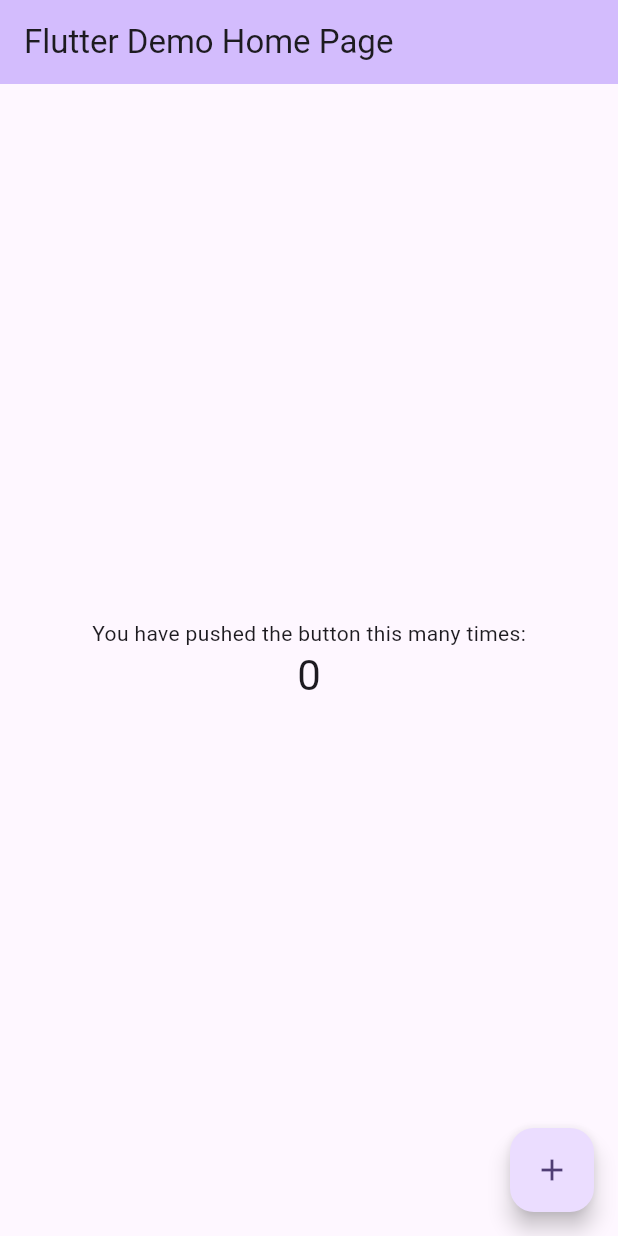
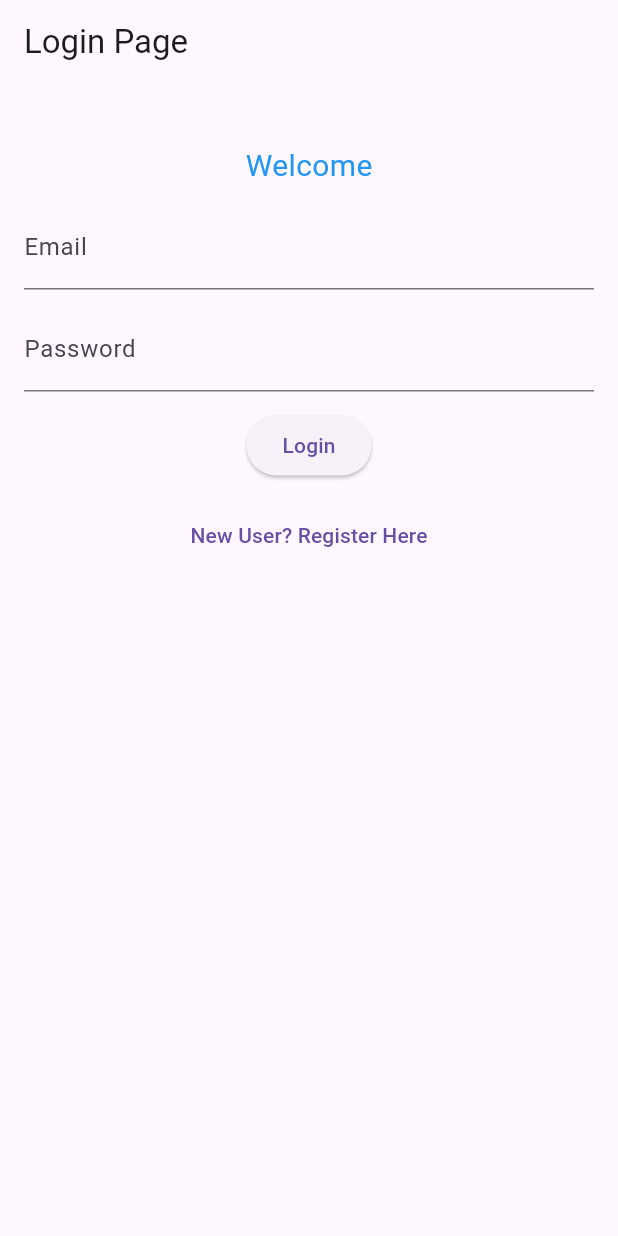
Before and after one commit to Avleen-2464/spoco, a Flutter app: the screen it shows after launch, on a phone screen of 412 x 824 dp. Run offline on Flutter 3.47's test engine with Material 3 defaults, Android fonts, the phone set to English and light mode, and no system bars; our stand-ins replace cloud_firestore, firebase_auth, firebase_core; accounts and stored records are empty.

Commit message:
login register done

```diff
--- a/lib/main.dart
+++ b/lib/main.dart
@@ -1,6 +1,15 @@
 import 'package:flutter/material.dart';
+import 'package:firebase_core/firebase_core.dart';
+import 'package:spoco/screens/home.dart';
+import 'package:spoco/screens/login.dart';
+import 'package:spoco/screens/register.dart';
+import 'firebase_options.dart';
 
-void main() {
+Future<void> main() async {
+  WidgetsFlutterBinding.ensureInitialized();
+  await Firebase.initializeApp(
+    options: DefaultFirebaseOptions.currentPlatform,
+  );
   runApp(const MyApp());
 }
 
@@ -11,115 +20,12 @@
   @override
   Widget build(BuildContext context) {
     return MaterialApp(
-      title: 'Flutter Demo',
-      theme: ThemeData(
-        // This is the theme of your application.
-        //
-        // TRY THIS: Try running your application with "flutter run". You'll see
-        // the application has a purple toolbar. Then, without quitting the app,
-        // try changing the seedColor in the colorScheme below to Colors.green
-        // and then invoke "hot reload" (save your changes or press the "hot
-        // reload" button in a Flutter-supported IDE, or press "r" if you used
-        // the command line to start the app).
-        //
-        // Notice that the counter didn't reset back to zero; the application
-        // state is not lost during the reload. To reset the state, use hot
-        // restart instead.
-        //
-        // This works for code too, not just values: Most code changes can be
-        // tested with just a hot reload.
-        colorScheme: ColorScheme.fromSeed(seedColor: Colors.deepPurple),
-        useMaterial3: true,
-      ),
-      home: const MyHomePage(title: 'Flutter Demo Home Page'),
+      initialRoute: "/login",
+      routes: {
+        "/login": (context) => const Login(),
+        "/register" : (context) => const Register(),
+        "/home" : (context) => Home(),
+      },
     );
   }
 }
-
-class MyHomePage extends StatefulWidget {
-  const MyHomePage({super.key, required this.title});
-
-  // This widget is the home page of your application. It is stateful, meaning
-  // that it has a State object (defined below) that contains fields that affect
-  // how it looks.
-
-  // This class is the configuration for the state. It holds the values (in this
-  // case the title) provided by the parent (in this case the App widget) and
-  // used by the build method of the State. Fields in a Widget subclass are
-  // always marked "final".
-
-  final String title;
-
-  @override
-  State<MyHomePage> createState() => _MyHomePageState();
-}
-
-class _MyHomePageState extends State<MyHomePage> {
-  int _counter = 0;
-
-  void _incrementCounter() {
-    setState(() {
-      // This call to setState tells the Flutter framework that something has
-      // changed in this State, which causes it to rerun the build method below
-      // so that the display can reflect the updated values. If we changed
-      // _counter without calling setState(), then the build method would not be
-      // called again, and so nothing would appear to happen.
-      _counter++;
-    });
-  }
-
-  @override
-  Widget build(BuildContext context) {
-    // This method is rerun every time setState is called, for instance as done
-    // by the _incrementCounter method above.
-    //
-    // The Flutter framework has been optimized to make rerunning build methods
-    // fast, so that you can just rebuild anything that needs updating rather
-    // than having to individually change instances of widgets.
-    return Scaffold(
-      appBar: AppBar(
-        // TRY THIS: Try changing the color here to a specific color (to
-        // Colors.amber, perhaps?) and trigger a hot reload to see the AppBar
-        // change color while the other colors stay the same.
-        backgroundColor: Theme.of(context).colorScheme.inversePrimary,
-        // Here we take the value from the MyHomePage object that was created by
-        // the App.build method, and use it to set our appbar title.
-        title: Text(widget.title),
-      ),
-      body: Center(
-        // Center is a layout widget. It takes a single child and positions it
-        // in the middle of the parent.
-        child: Column(
-          // Column is also a layout widget. It takes a list of children and
-          // arranges them vertically. By default, it sizes itself to fit its
-          // children horizontally, and tries to be as tall as its parent.
-          //
-          // Column has various properties to control how it sizes itself and
-          // how it positions its children. Here we use mainAxisAlignment to
-          // center the children vertically; the main axis here is the vertical
-          // axis because Columns are vertical (the cross axis would be
-          // horizontal).
-          //
-          // TRY THIS: Invoke "debug painting" (choose the "Toggle Debug Paint"
-          // action in the IDE, or press "p" in the console), to see the
-          // wireframe for each widget.
-          mainAxisAlignment: MainAxisAlignment.center,
-          children: <Widget>[
-            const Text(
-              'You have pushed the button this many times:',
-            ),
-            Text(
-              '$_counter',
-              style: Theme.of(context).textTheme.headlineMedium,
-            ),
-          ],
-        ),
-      ),
-      floatingActionButton: FloatingActionButton(
-        onPressed: _incrementCounter,
-        tooltip: 'Increment',
-        child: const Icon(Icons.add),
-      ), // This trailing comma makes auto-formatting nicer for build methods.
-    );
-  }
-}
--- /dev/null
+++ b/lib/screens/login.dart
@@ -0,0 +1,84 @@
+import 'package:firebase_auth/firebase_auth.dart';
+import 'package:flutter/material.dart';
+
+class Login extends StatefulWidget {
+  const Login({Key? key}) : super(key: key);
+
+  @override
+  _LoginState createState() => _LoginState();
+}
+
+login(context) async {
+  await FirebaseAuth.instance.signInWithEmailAndPassword(
+      email: emailController.text.trim(),
+      password: passwordController.text.trim());
+  Navigator.pushReplacementNamed(context, "/home");
+}
+
+TextEditingController emailController = TextEditingController();
+TextEditingController passwordController = TextEditingController();
+
+class _LoginState extends State<Login> {
+  initState() {
+    FirebaseAuth.instance.authStateChanges().listen((user) {
+      setState(() {
+        if (user != null) {
+          Navigator.pushReplacementNamed(context, "/home");
+        }
+      });
+    });
+  }
+
+  @override
+  Widget build(BuildContext context) {
+    return Scaffold(
+      appBar: AppBar(title: const Text("Login Page")),
+      body: Padding(
+        padding: const EdgeInsets.all(16),
+        child: Column(
+          children: [
+            const SizedBox(
+              height: 24,
+            ),
+            const Text(
+              "Welcome",
+              style: TextStyle(color: Colors.blue, fontSize: 20),
+            ),
+            const SizedBox(
+              height: 12,
+            ),
+            TextField(
+                controller: emailController,
+                //decoration: const InputDecoration(labelText: "Email"),
+                decoration: InputDecoration(labelText: "Email")),
+            const SizedBox(
+              height: 12,
+            ),
+            TextField(
+              controller: passwordController,
+              //decoration: const InputDecoration(labelText: "Password"),
+              decoration: InputDecoration(labelText: "Password"),
+              obscureText: true,
+            ),
+            const SizedBox(
+              height: 12,
+            ),
+            ElevatedButton(
+                onPressed: () {
+                  login(context);
+                },
+                child: const Text("Login")),
+            const SizedBox(
+              height: 12,
+            ),
+            TextButton(
+                onPressed: () {
+                  Navigator.pushReplacementNamed(context, "/register");
+                },
+                child: const Text("New User? Register Here"))
+          ],
+        ),
+      ),
+    );
+  }
+}
--- /dev/null
+++ b/lib/screens/register.dart
@@ -0,0 +1,79 @@
+import 'package:firebase_auth/firebase_auth.dart';
+import 'package:flutter/material.dart';
+class Register extends StatefulWidget {
+  const Register({ Key? key }) : super(key: key);
+
+  @override
+  _RegisterState createState() => _RegisterState();
+
+}
+
+class _RegisterState extends State<Register> {
+  TextEditingController nameController=TextEditingController();
+TextEditingController passwordController=TextEditingController();
+TextEditingController emailController=TextEditingController();
+register()
+async {
+ if (nameController.text.trim().isEmpty && emailController.text.trim().isEmpty && passwordController.text.trim().isEmpty){
+  return;
+ }
+ await FirebaseAuth.instance.createUserWithEmailAndPassword(email: emailController.text.trim(), password: passwordController.text.trim());
+ await FirebaseAuth.instance.signInWithEmailAndPassword(email: emailController.text.trim(), password: passwordController.text.trim());
+ Navigator.of(context).pushReplacementNamed("/home");
+}
+
+  @override
+  Widget build(BuildContext context) {
+    return Scaffold(
+      appBar: AppBar(title: const Text("Register Page")),
+      body: Padding(
+        padding: const EdgeInsets.all(16),
+        child: Column(
+          children: [
+            const SizedBox(
+              height: 24,
+            ),
+            const Text(
+              "Welcome",
+              style: TextStyle(color: Colors.blue, fontSize: 20),
+            ),
+            const SizedBox(
+              height: 12,
+            ),
+            TextField(
+              controller: nameController,
+              decoration: const InputDecoration(labelText: "Name"),
+            ),
+            const SizedBox(
+              height: 12,
+            ),
+            TextField(
+              controller: emailController,
+              decoration: const InputDecoration(labelText: "Email"),
+            ),
+            const SizedBox(
+              height: 12,
+            ),
+            TextField(
+              controller: passwordController,
+              decoration: const InputDecoration(labelText: "Password"),
+              obscureText: true,
+            ),
+            const SizedBox(
+              height: 12,
+            ),
+            ElevatedButton(onPressed: register, child: const Text("Register")),
+            const SizedBox(
+              height: 12,
+            ),
+            TextButton(
+                onPressed: () {
+                  Navigator.pushReplacementNamed(context, "/login");
+                },
+                child: const Text("Exiting User? Lgin Here"))
+          ],
+        ),
+      ),
+    );
+}
+}
--- a/pubspec.yaml
+++ b/pubspec.yaml
@@ -35,6 +35,10 @@ dependencies:
   # The following adds the Cupertino Icons font to your application.
   # Use with the CupertinoIcons class for iOS style icons.
   cupertino_icons: ^1.0.6
+  firebase_core: ^3.2.0
+  firebase_storage: ^12.1.1
+  firebase_auth: ^5.1.2
+  cloud_firestore: ^5.1.0
 
 dev_dependencies:
   flutter_test:
```
Also changed, not shown: lib/models/user.dart (added, +94 -0 lines), lib/screens/home.dart (added, +43 -0 lines), firebase.json (added), lib/firebase_options.dart (added), pubspec.lock, 6 other files.
